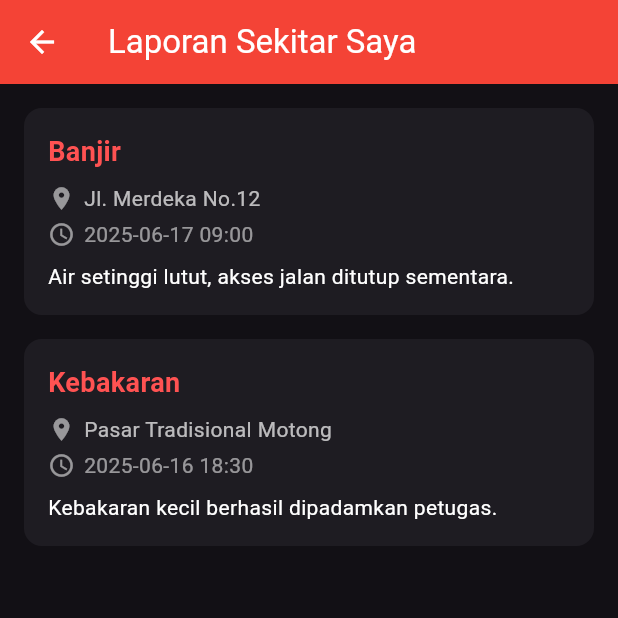
After one commit to shimozuki/damkar_mobile, a Flutter app: the LaporanSekitarPage screen opened directly, on a phone screen of 412 x 824 dp, the top half of it. The commit adds this screen. Run offline on Flutter 3.47's test engine with Material 3 defaults, Android fonts, the phone set to English and light mode, and no system bars; our stand-ins replace fluttertoast, geolocator, image_picker, youtube_player_flutter.

Commit message:
ada new page

```diff
--- /dev/null
+++ b/assets/edukasi_bencana.json
@@ -0,0 +1,12 @@
+[
+    {
+      "judul": "Gempa Bumi",
+      "deskripsi": "Gempa bumi adalah getaran akibat pergeseran lapisan bumi.",
+      "video_id": "kY2IYyD-BKI"
+    },
+    {
+      "judul": "Banjir",
+      "deskripsi": "Banjir terjadi karena curah hujan tinggi dan saluran tersumbat.",
+      "video_id": "EJgT8IY8Vb8"
+    }
+  ]
--- /dev/null
+++ b/assets/laporan_sekitar_saya.json
@@ -0,0 +1,14 @@
+[
+    {
+      "lokasi": "Jl. Merdeka No.12",
+      "jenis": "Banjir",
+      "waktu": "2025-06-17 09:00",
+      "keterangan": "Air setinggi lutut, akses jalan ditutup sementara."
+    },
+    {
+      "lokasi": "Pasar Tradisional Motong",
+      "jenis": "Kebakaran",
+      "waktu": "2025-06-16 18:30",
+      "keterangan": "Kebakaran kecil berhasil dipadamkan petugas."
+    }
+  ]
--- /dev/null
+++ b/lib/LaporanSekitarPage.dart
@@ -0,0 +1,112 @@
+import 'package:flutter/material.dart';
+import 'dart:convert';
+import 'package:flutter/services.dart';
+
+class LaporanSekitarPage extends StatefulWidget {
+  const LaporanSekitarPage({super.key});
+
+  @override
+  State<LaporanSekitarPage> createState() => _LaporanSekitarPageState();
+}
+
+class _LaporanSekitarPageState extends State<LaporanSekitarPage> {
+  List<dynamic> laporan = [];
+
+  @override
+  void initState() {
+    super.initState();
+    loadLaporan();
+  }
+
+  Future<void> loadLaporan() async {
+    final String jsonString = await rootBundle.loadString(
+      'assets/laporan_sekitar_saya.json',
+    );
+    final data = json.decode(jsonString);
+    setState(() {
+      laporan = data;
+    });
+  }
+
+  @override
+  Widget build(BuildContext context) {
+    return Scaffold(
+      backgroundColor: const Color(0xFF121015),
+      appBar: AppBar(
+        title: const Text("Laporan Sekitar Saya"),
+        backgroundColor: Colors.red,
+        foregroundColor: Colors.white,
+      ),
+      body:
+          laporan.isEmpty
+              ? const Center(
+                child: CircularProgressIndicator(color: Colors.red),
+              )
+              : ListView.builder(
+                padding: const EdgeInsets.all(16),
+                itemCount: laporan.length,
+                itemBuilder: (context, index) {
+                  final item = laporan[index];
+                  return Container(
+                    margin: const EdgeInsets.only(bottom: 16),
+                    padding: const EdgeInsets.all(16),
+                    decoration: BoxDecoration(
+                      color: const Color(0xFF1E1C22),
+                      borderRadius: BorderRadius.circular(12),
+                    ),
+                    child: Column(
+                      crossAxisAlignment: CrossAxisAlignment.start,
+                      children: [
+                        Text(
+                          item['jenis'],
+                          style: const TextStyle(
+                            color: Colors.redAccent,
+                            fontSize: 18,
+                            fontWeight: FontWeight.bold,
+                          ),
+                        ),
+                        const SizedBox(height: 8),
+                        Row(
+                          children: [
+                            const Icon(
+                              Icons.place,
+                              color: Colors.white54,
+                              size: 18,
+                            ),
+                            const SizedBox(width: 6),
+                            Expanded(
+                              child: Text(
+                                item['lokasi'],
+                                style: const TextStyle(color: Colors.white70),
+                              ),
+                            ),
+                          ],
+                        ),
+                        const SizedBox(height: 4),
+                        Row(
+                          children: [
+                            const Icon(
+                              Icons.access_time,
+                              color: Colors.white54,
+                              size: 18,
+                            ),
+                            const SizedBox(width: 6),
+                            Text(
+                              item['waktu'],
+                              style: const TextStyle(color: Colors.white54),
+                            ),
+                          ],
+                        ),
+                        const SizedBox(height: 8),
+                        Text(
+                          item['keterangan'],
+                          style: const TextStyle(color: Colors.white),
+                        ),
+                      ],
+                    ),
+                  );
+                },
+              ),
+    );
+  }
+}
--- a/pubspec.yaml
+++ b/pubspec.yaml
@@ -37,6 +37,7 @@ dependencies:
   geolocator: ^14.0.0
   image_picker: ^1.1.2
   fluttertoast: ^8.2.12
+  youtube_player_flutter: ^9.1.1
 
 dev_dependencies:
   flutter_test:
@@ -65,6 +66,8 @@ flutter:
     - assets/logo_damkar.png
     - assets/users.json
     - assets/TipsKeamanan.json
+    - assets/edukasi_bencana.json
+    - assets/laporan_sekitar_saya.json
 
   # An image asset can refer to one or more resolution-specific "variants", see
   # https://flutter.dev/to/resolution-aware-images
```
Also changed, not shown: assets/users.json (+7 -0 lines), lib/EdukasiBencanaPage.dart (added, +96 -0 lines), lib/HomePage.dart (+18 -6 lines), pubspec.lock, 3 other files.
